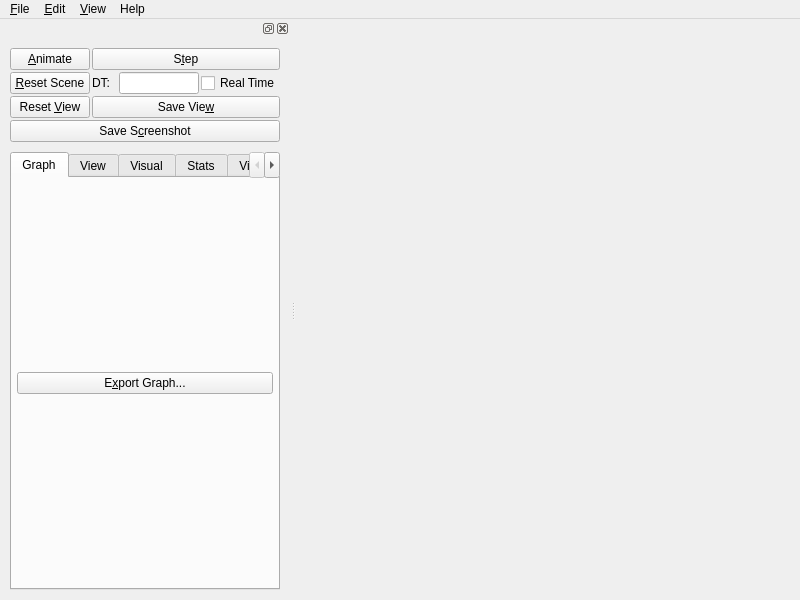
First picture: the form in applications/sofa/gui/qt/GUI.ui, repository dsleep/sofa, before the edit.
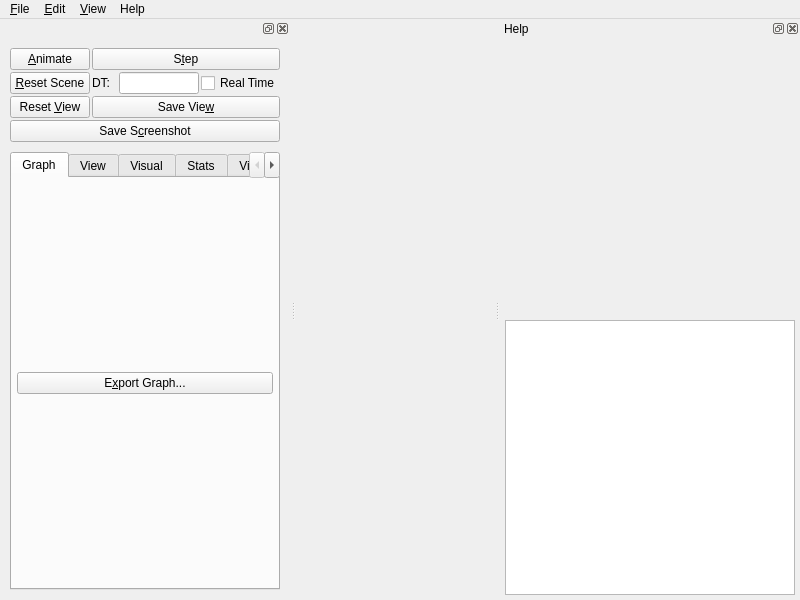
Second picture: the form after the edit. Icons and pictures are not drawn.

Commit message: integrated instructions dock, will be adding text and new image later

Diff of the .ui file:
```diff
--- a/applications/sofa/gui/qt/GUI.ui
+++ b/applications/sofa/gui/qt/GUI.ui
@@ -59,7 +59,11 @@
      <number>0</number>
     </property>
     <item>
-     <layout class="QHBoxLayout" name="mainWidgetLayout"/>
+     <layout class="QHBoxLayout" name="mainWidgetLayout">
+      <property name="rightMargin">
+       <number>0</number>
+      </property>
+     </layout>
     </item>
    </layout>
   </widget>
@@ -608,6 +612,85 @@
     </layout>
    </widget>
   </widget>
+  <widget class="QDockWidget" name="Instruction">
+   <property name="enabled">
+    <bool>true</bool>
+   </property>
+   <property name="sizePolicy">
+    <sizepolicy hsizetype="Expanding" vsizetype="Expanding">
+     <horstretch>0</horstretch>
+     <verstretch>0</verstretch>
+    </sizepolicy>
+   </property>
+   <property name="minimumSize">
+    <size>
+     <width>0</width>
+     <height>0</height>
+    </size>
+   </property>
+   <property name="baseSize">
+    <size>
+     <width>0</width>
+     <height>0</height>
+    </size>
+   </property>
+   <property name="windowTitle">
+    <string>Help</string>
+   </property>
+   <attribute name="dockWidgetArea">
+    <number>2</number>
+   </attribute>
+   <widget class="QWidget" name="dockWidgetContents_2">
+    <property name="sizePolicy">
+     <sizepolicy hsizetype="Expanding" vsizetype="Expanding">
+      <horstretch>0</horstretch>
+      <verstretch>0</verstretch>
+     </sizepolicy>
+    </property>
+    <property name="minimumSize">
+     <size>
+      <width>300</width>
+      <height>548</height>
+     </size>
+    </property>
+    <layout class="QVBoxLayout" name="verticalLayout_3">
+     <item>
+      <widget class="QLabel" name="image">
+       <property name="sizePolicy">
+        <sizepolicy hsizetype="Expanding" vsizetype="Expanding">
+         <horstretch>0</horstretch>
+         <verstretch>0</verstretch>
+        </sizepolicy>
+       </property>
+       <property name="minimumSize">
+        <size>
+         <width>10</width>
+         <height>7</height>
+        </size>
+       </property>
+       <property name="sizeIncrement">
+        <size>
+         <width>10</width>
+         <height>10</height>
+        </size>
+       </property>
+       <property name="text">
+        <string/>
+       </property>
+       <property name="pixmap">
+        <pixmap>../../../../share/Instructions.png</pixmap>
+       </property>
+       <property name="scaledContents">
+        <bool>true</bool>
+       </property>
+      </widget>
+     </item>
+     <item>
+      <widget class="QTextBrowser" name="commands"/>
+     </item>
+    </layout>
+   </widget>
+  </widget>
   <action name="fileNewAction">
    <property name="icon">
     <iconset>
```
The commit also changes 4 other files.
